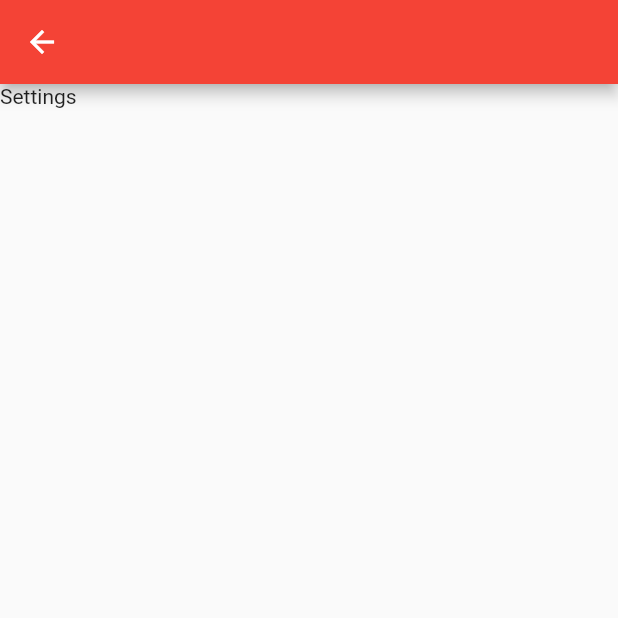
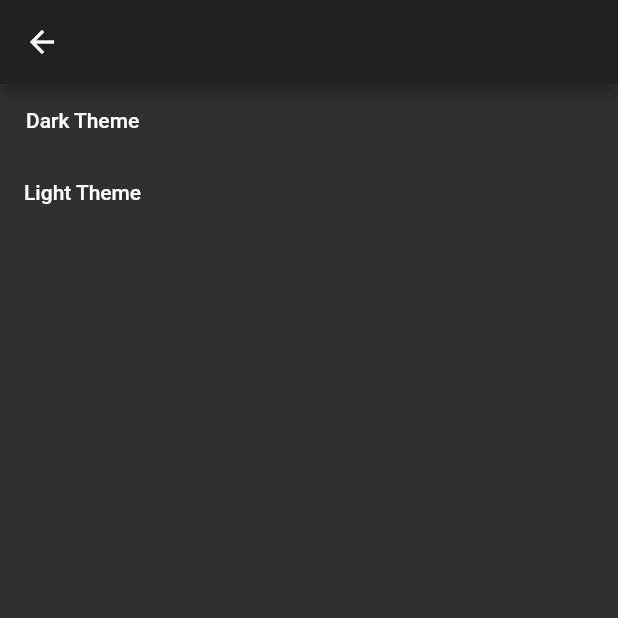
Before and after one commit to thienpow/flutter_shop, a Flutter app: the SettingsPage screen opened by its route, on a phone screen of 412 x 824 dp, the top half of it. Run offline on Flutter 3.47's test engine with Material 2 defaults, Android fonts, the phone set to English and light mode, and no system bars.

Commit message:
theme with provider

```diff
--- a/lib/main.dart
+++ b/lib/main.dart
@@ -3,33 +3,42 @@ import 'package:flutter/material.dart';
 import 'package:provider/provider.dart';
 import 'package:flutter_shop/pages/home.dart';
 import 'package:flutter_shop/pages/settings.dart';
+import './theme.dart';
 
 void main() => runApp(
+
   MultiProvider(
       providers: [
 
       ],
       child: App(),
-    ),
+  ),
+
 );
 
 class App extends StatelessWidget {
   // This widget is the root of your application.
   @override
   Widget build(BuildContext context) {
+    return ChangeNotifierProvider<ThemeChanger>(
+      builder: (_) => ThemeChanger(ThemeData.dark()),
+      child: new MaterialAppWithTheme(),
+    );
+  }
+}
+
+class MaterialAppWithTheme extends StatelessWidget {
+  @override
+  Widget build(BuildContext context) {
+    final theme = Provider.of<ThemeChanger>(context);
+
     return MaterialApp(
-      title: 'Flutter Shopping Cart Sample',
-      theme: ThemeData(
-        //primaryColor: Colors.white,
-        //scaffoldBackgroundColor: Colors.white,
-        //canvasColor: Colors.black,
-        primarySwatch: Colors.red,
-      ),
+      theme: theme.getTheme(),
+
       routes: {
         '/': (context) => HomePage(),
         '/settings': (context) => SettingsPage(),
       }
-
     );
   }
 }
--- a/lib/pages/settings.dart
+++ b/lib/pages/settings.dart
@@ -1,12 +1,26 @@
 import 'package:flutter/material.dart';
+import 'package:provider/provider.dart';
+import '../theme.dart';
 
 class SettingsPage extends StatelessWidget {
   @override
   Widget build(BuildContext context) {
+
+    ThemeChanger _themeChanger = Provider.of<ThemeChanger>(context);
+
     return Scaffold(
       appBar: AppBar(),
       body: Container(
-        child: Text('Settings'),
+        child: Column(
+          children: <Widget>[
+            FlatButton(
+                child: Text('Dark Theme'),
+                onPressed: () => _themeChanger.setTheme(ThemeData.dark())),
+            FlatButton(
+                child: Text('Light Theme'),
+                onPressed: () => _themeChanger.setTheme(ThemeData.light())),
+          ],
+        ),
       ),
     );
   }
--- /dev/null
+++ b/lib/theme.dart
@@ -0,0 +1,14 @@
+import 'package:flutter/material.dart';
+
+class ThemeChanger with ChangeNotifier {
+  ThemeData _themeData;
+
+  ThemeChanger(this._themeData);
+
+  getTheme() => _themeData;
+  setTheme(ThemeData theme) {
+    _themeData = theme;
+
+    notifyListeners();
+  }
+}
```
